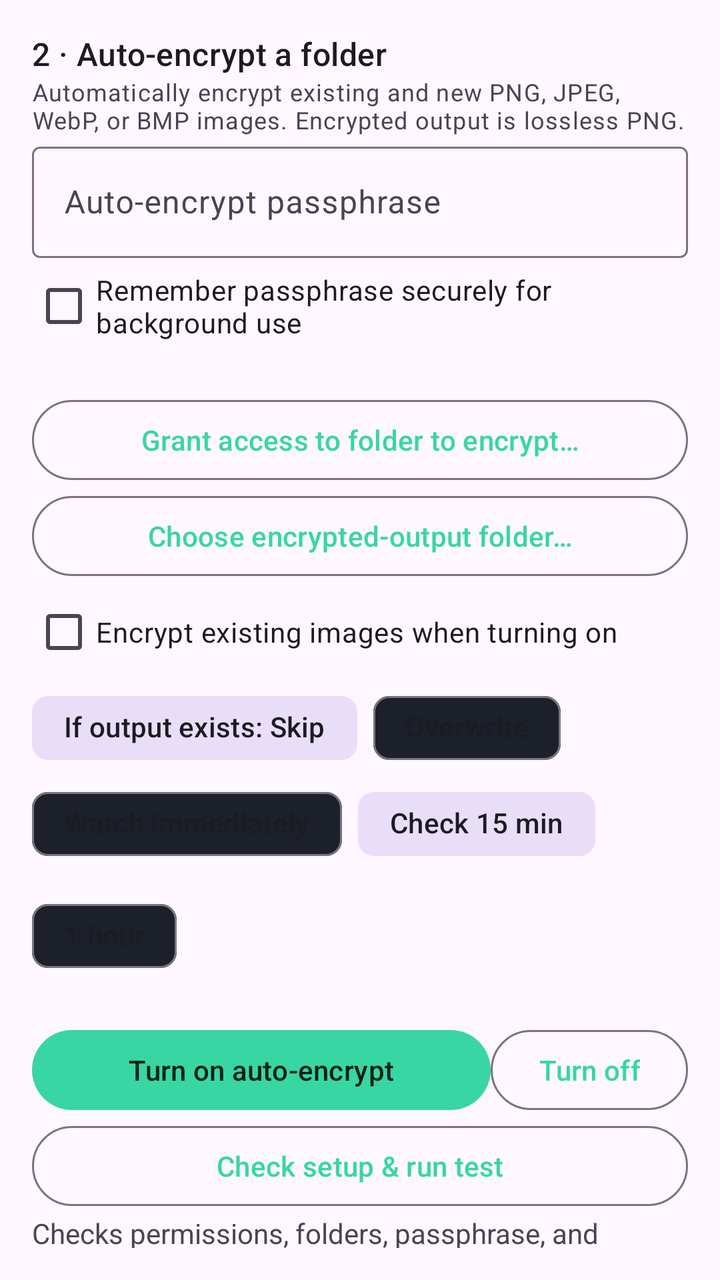
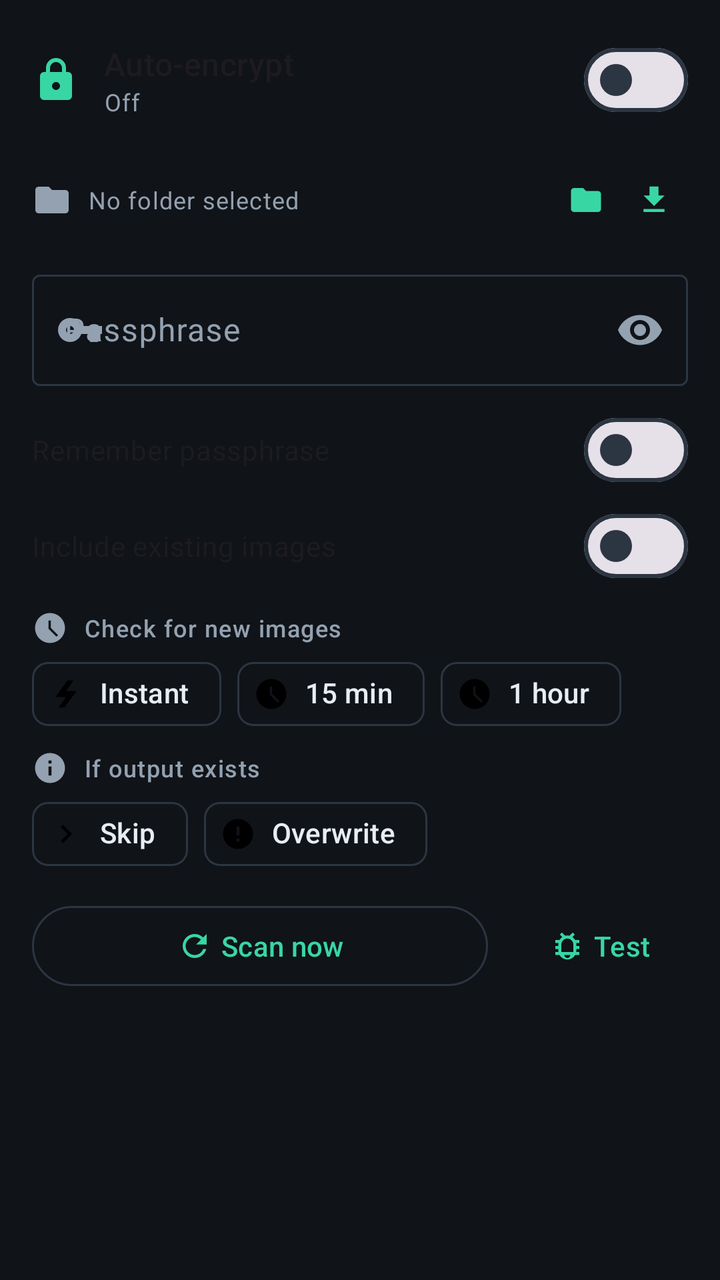

Two renders of the same Android screen: before a commit and after it. Below are the layout's source before the change and the commit's diff.
<!-- AndroidManifest.xml: application theme Theme.OptiCipher -->
<!-- res/layout/watch_encrypt.xml -->
<LinearLayout xmlns:android="http://schemas.android.com/apk/res/android" xmlns:app="http://schemas.android.com/apk/res-auto" android:layout_width="match_parent" android:layout_height="wrap_content" android:orientation="vertical" android:padding="16dp">
    <TextView android:text="2 · Auto-encrypt a folder" android:textAppearance="?attr/textAppearanceTitleMedium" android:layout_width="wrap_content" android:layout_height="wrap_content" />
    <TextView android:text="Automatically encrypt existing and new PNG, JPEG, WebP, or BMP images. Encrypted output is lossless PNG." android:textAppearance="?attr/textAppearanceBodySmall" android:layout_width="wrap_content" android:layout_height="wrap_content" />
    <com.google.android.material.textfield.TextInputLayout android:hint="Auto-encrypt passphrase" android:layout_width="match_parent" android:layout_height="wrap_content"><com.google.android.material.textfield.TextInputEditText android:id="@+id/encryptWatchPass" android:inputType="textPassword" android:layout_width="match_parent" android:layout_height="wrap_content" /></com.google.android.material.textfield.TextInputLayout>
    <com.google.android.material.checkbox.MaterialCheckBox android:id="@+id/encryptWatchRemember" android:text="Remember passphrase securely for background use" android:layout_width="wrap_content" android:layout_height="wrap_content" />
    <TextView android:id="@+id/encryptWatchFolders" android:layout_width="wrap_content" android:layout_height="wrap_content" />
    <com.google.android.material.button.MaterialButton android:id="@+id/encryptWatchFolderBtn" style="?attr/materialButtonOutlinedStyle" android:text="Grant access to folder to encrypt…" android:layout_width="match_parent" android:layout_height="wrap_content" />
    <com.google.android.material.button.MaterialButton android:id="@+id/encryptWatchOutputBtn" style="?attr/materialButtonOutlinedStyle" android:text="Choose encrypted-output folder…" android:layout_width="match_parent" android:layout_height="wrap_content" />
    <com.google.android.material.checkbox.MaterialCheckBox android:id="@+id/encryptExisting" android:text="Encrypt existing images when turning on" android:layout_width="wrap_content" android:layout_height="wrap_content" />
    <com.google.android.material.chip.ChipGroup android:id="@+id/encryptConflictGroup" app:singleSelection="true" android:layout_width="wrap_content" android:layout_height="wrap_content"><com.google.android.material.chip.Chip android:id="@+id/encryptSkip" android:text="If output exists: Skip" android:checkable="true" android:checked="true" android:layout_width="wrap_content" android:layout_height="wrap_content" /><com.google.android.material.chip.Chip android:id="@+id/encryptOverwrite" android:text="Overwrite" android:checkable="true" android:layout_width="wrap_content" android:layout_height="wrap_content" /></com.google.android.material.chip.ChipGroup>
    <com.google.android.material.chip.ChipGroup android:id="@+id/encryptIntervalGroup" app:singleSelection="true" android:layout_width="wrap_content" android:layout_height="wrap_content"><com.google.android.material.chip.Chip android:id="@+id/encryptImmediate" android:text="Watch immediately" android:checkable="true" android:layout_width="wrap_content" android:layout_height="wrap_content" /><com.google.android.material.chip.Chip android:id="@+id/encrypt15" android:text="Check 15 min" android:checkable="true" android:checked="true" android:layout_width="wrap_content" android:layout_height="wrap_content" /><com.google.android.material.chip.Chip android:id="@+id/encrypt60" android:text="1 hour" android:checkable="true" android:layout_width="wrap_content" android:layout_height="wrap_content" /></com.google.android.material.chip.ChipGroup>
    <TextView android:id="@+id/encryptWatchStatus" android:layout_width="wrap_content" android:layout_height="wrap_content" />
    <LinearLayout android:layout_width="match_parent" android:layout_height="wrap_content" android:orientation="horizontal"><com.google.android.material.button.MaterialButton android:id="@+id/encryptWatchStart" android:text="Turn on auto-encrypt" android:layout_width="0dp" android:layout_height="wrap_content" android:layout_weight="1" /><com.google.android.material.button.MaterialButton android:id="@+id/encryptWatchStop" style="?attr/materialButtonOutlinedStyle" android:text="Turn off" android:layout_width="wrap_content" android:layout_height="wrap_content" /></LinearLayout>
    <com.google.android.material.button.MaterialButton android:id="@+id/encryptCheckBtn" style="?attr/materialButtonOutlinedStyle" android:text="Check setup &amp; run test" android:layout_width="match_parent" android:layout_height="wrap_content" />
    <TextView android:id="@+id/encryptCheckStatus" android:text="Checks permissions, folders, passphrase, and crypto." android:layout_width="wrap_content" android:layout_height="wrap_content" />
</LinearLayout>
<!-- resources referenced by this layout -->
<resources>
  <style name="Theme.OptiCipher" parent="Theme.Material3.DayNight.NoActionBar">
          <item name="colorPrimary">@color/brand_accent</item>
          <item name="colorOnPrimary">@color/brand_on_accent</item>
          <item name="colorPrimaryContainer">#1C3A31</item>
          <item name="colorOnPrimaryContainer">#38D6A3</item>
          <item name="colorSecondary">@color/brand_accent</item>
          <item name="colorSurface">@color/brand_surface</item>
          <item name="android:statusBarColor">?attr/colorSurface</item>
          <item name="android:navigationBarColor">?attr/colorSurface</item>
      </style>
  <!-- unchanged entries left out for length: 3 -->
</resources>

<!-- the commit's change to res/layout/watch_encrypt.xml (unified diff, before → after) -->
@@ -1,16 +1,269 @@
-<LinearLayout xmlns:android="http://schemas.android.com/apk/res/android" xmlns:app="http://schemas.android.com/apk/res-auto" android:layout_width="match_parent" android:layout_height="wrap_content" android:orientation="vertical" android:padding="16dp">
-    <TextView android:text="2 · Auto-encrypt a folder" android:textAppearance="?attr/textAppearanceTitleMedium" android:layout_width="wrap_content" android:layout_height="wrap_content" />
-    <TextView android:text="Automatically encrypt existing and new PNG, JPEG, WebP, or BMP images. Encrypted output is lossless PNG." android:textAppearance="?attr/textAppearanceBodySmall" android:layout_width="wrap_content" android:layout_height="wrap_content" />
-    <com.google.android.material.textfield.TextInputLayout android:hint="Auto-encrypt passphrase" android:layout_width="match_parent" android:layout_height="wrap_content"><com.google.android.material.textfield.TextInputEditText android:id="@+id/encryptWatchPass" android:inputType="textPassword" android:layout_width="match_parent" android:layout_height="wrap_content" /></com.google.android.material.textfield.TextInputLayout>
-    <com.google.android.material.checkbox.MaterialCheckBox android:id="@+id/encryptWatchRemember" android:text="Remember passphrase securely for background use" android:layout_width="wrap_content" android:layout_height="wrap_content" />
-    <TextView android:id="@+id/encryptWatchFolders" android:layout_width="wrap_content" android:layout_height="wrap_content" />
-    <com.google.android.material.button.MaterialButton android:id="@+id/encryptWatchFolderBtn" style="?attr/materialButtonOutlinedStyle" android:text="Grant access to folder to encrypt…" android:layout_width="match_parent" android:layout_height="wrap_content" />
-    <com.google.android.material.button.MaterialButton android:id="@+id/encryptWatchOutputBtn" style="?attr/materialButtonOutlinedStyle" android:text="Choose encrypted-output folder…" android:layout_width="match_parent" android:layout_height="wrap_content" />
-    <com.google.android.material.checkbox.MaterialCheckBox android:id="@+id/encryptExisting" android:text="Encrypt existing images when turning on" android:layout_width="wrap_content" android:layout_height="wrap_content" />
-    <com.google.android.material.chip.ChipGroup android:id="@+id/encryptConflictGroup" app:singleSelection="true" android:layout_width="wrap_content" android:layout_height="wrap_content"><com.google.android.material.chip.Chip android:id="@+id/encryptSkip" android:text="If output exists: Skip" android:checkable="true" android:checked="true" android:layout_width="wrap_content" android:layout_height="wrap_content" /><com.google.android.material.chip.Chip android:id="@+id/encryptOverwrite" android:text="Overwrite" android:checkable="true" android:layout_width="wrap_content" android:layout_height="wrap_content" /></com.google.android.material.chip.ChipGroup>
-    <com.google.android.material.chip.ChipGroup android:id="@+id/encryptIntervalGroup" app:singleSelection="true" android:layout_width="wrap_content" android:layout_height="wrap_content"><com.google.android.material.chip.Chip android:id="@+id/encryptImmediate" android:text="Watch immediately" android:checkable="true" android:layout_width="wrap_content" android:layout_height="wrap_content" /><com.google.android.material.chip.Chip android:id="@+id/encrypt15" android:text="Check 15 min" android:checkable="true" android:checked="true" android:layout_width="wrap_content" android:layout_height="wrap_content" /><com.google.android.material.chip.Chip android:id="@+id/encrypt60" android:text="1 hour" android:checkable="true" android:layout_width="wrap_content" android:layout_height="wrap_content" /></com.google.android.material.chip.ChipGroup>
-    <TextView android:id="@+id/encryptWatchStatus" android:layout_width="wrap_content" android:layout_height="wrap_content" />
-    <LinearLayout android:layout_width="match_parent" android:layout_height="wrap_content" android:orientation="horizontal"><com.google.android.material.button.MaterialButton android:id="@+id/encryptWatchStart" android:text="Turn on auto-encrypt" android:layout_width="0dp" android:layout_height="wrap_content" android:layout_weight="1" /><com.google.android.material.button.MaterialButton android:id="@+id/encryptWatchStop" style="?attr/materialButtonOutlinedStyle" android:text="Turn off" android:layout_width="wrap_content" android:layout_height="wrap_content" /></LinearLayout>
-    <com.google.android.material.button.MaterialButton android:id="@+id/encryptCheckBtn" style="?attr/materialButtonOutlinedStyle" android:text="Check setup &amp; run test" android:layout_width="match_parent" android:layout_height="wrap_content" />
-    <TextView android:id="@+id/encryptCheckStatus" android:text="Checks permissions, folders, passphrase, and crypto." android:layout_width="wrap_content" android:layout_height="wrap_content" />
+<?xml version="1.0" encoding="utf-8"?>
+<LinearLayout xmlns:android="http://schemas.android.com/apk/res/android"
+    xmlns:app="http://schemas.android.com/apk/res-auto"
+    android:layout_width="match_parent"
+    android:layout_height="wrap_content"
+    android:orientation="vertical"
+    android:padding="16dp">
+
+    <LinearLayout
+        android:layout_width="match_parent"
+        android:layout_height="wrap_content"
+        android:gravity="center_vertical"
+        android:orientation="horizontal">
+
+        <ImageView
+            android:layout_width="24dp"
+            android:layout_height="24dp"
+            android:contentDescription="@null"
+            android:src="@drawable/ic_lock"
+            app:tint="@color/brand_accent" />
+
+        <LinearLayout
+            android:layout_width="0dp"
+            android:layout_height="wrap_content"
+            android:layout_marginStart="12dp"
+            android:layout_weight="1"
+            android:orientation="vertical">
+
+            <TextView
+                android:layout_width="wrap_content"
+                android:layout_height="wrap_content"
+                android:text="Auto-encrypt"
+                android:textAppearance="?attr/textAppearanceTitleMedium" />
+
+            <TextView
+                android:id="@+id/encryptWatchStatus"
+                android:layout_width="wrap_content"
+                android:layout_height="wrap_content"
+                android:text="Off"
+                android:textAppearance="?attr/textAppearanceBodySmall"
+                android:textColor="?attr/colorOnSurfaceVariant" />
+        </LinearLayout>
+
+        <com.google.android.material.materialswitch.MaterialSwitch
+            android:id="@+id/encryptWatchSwitch"
+            android:layout_width="wrap_content"
+            android:layout_height="wrap_content"
+            android:contentDescription="Turn Auto-encrypt on or off" />
+    </LinearLayout>
+
+    <LinearLayout
+        android:layout_width="match_parent"
+        android:layout_height="wrap_content"
+        android:layout_marginTop="12dp"
+        android:gravity="center_vertical"
+        android:orientation="horizontal">
+
+        <ImageView
+            android:layout_width="20dp"
+            android:layout_height="20dp"
+            android:contentDescription="@null"
+            android:src="@drawable/ic_folder"
+            app:tint="@color/brand_muted" />
+
+        <TextView
+            android:id="@+id/encryptWatchFolders"
+            android:layout_width="0dp"
+            android:layout_height="wrap_content"
+            android:layout_marginStart="8dp"
+            android:layout_weight="1"
+            android:ellipsize="end"
+            android:maxLines="2"
+            android:text="No folder selected"
+            android:textAppearance="?attr/textAppearanceBodySmall"
+            android:textColor="?attr/colorOnSurfaceVariant" />
+
+        <com.google.android.material.button.MaterialButton
+            android:id="@+id/encryptWatchFolderBtn"
+            style="@style/Widget.Material3.Button.TextButton"
+            android:layout_width="wrap_content"
+            android:layout_height="wrap_content"
+            android:contentDescription="Choose input folder"
+            android:minWidth="0dp"
+            android:padding="8dp"
+            app:icon="@drawable/ic_folder"
+            app:iconPadding="0dp" />
+
+        <com.google.android.material.button.MaterialButton
+            android:id="@+id/encryptWatchOutputBtn"
+            style="@style/Widget.Material3.Button.TextButton"
+            android:layout_width="wrap_content"
+            android:layout_height="wrap_content"
+            android:contentDescription="Choose output folder"
+            android:minWidth="0dp"
+            android:padding="8dp"
+            app:icon="@drawable/ic_download"
+            app:iconPadding="0dp" />
+    </LinearLayout>
+
+    <com.google.android.material.textfield.TextInputLayout
+        android:layout_width="match_parent"
+        android:layout_height="wrap_content"
+        android:layout_marginTop="8dp"
+        android:hint="Passphrase"
+        app:endIconMode="password_toggle"
+        app:startIconDrawable="@drawable/ic_key">
+
+        <com.google.android.material.textfield.TextInputEditText
+            android:id="@+id/encryptWatchPass"
+            android:layout_width="match_parent"
+            android:layout_height="wrap_content"
+            android:inputType="textPassword" />
+    </com.google.android.material.textfield.TextInputLayout>
+
+    <com.google.android.material.materialswitch.MaterialSwitch
+        android:id="@+id/encryptWatchRemember"
+        android:layout_width="match_parent"
+        android:layout_height="wrap_content"
+        android:layout_marginTop="8dp"
+        android:text="Remember passphrase" />
+
+    <com.google.android.material.materialswitch.MaterialSwitch
+        android:id="@+id/encryptExisting"
+        android:layout_width="match_parent"
+        android:layout_height="wrap_content"
+        android:text="Include existing images" />
+
+    <LinearLayout
+        android:layout_width="match_parent"
+        android:layout_height="wrap_content"
+        android:layout_marginTop="8dp"
+        android:gravity="center_vertical"
+        android:orientation="horizontal">
+
+        <ImageView
+            android:layout_width="18dp"
+            android:layout_height="18dp"
+            android:contentDescription="@null"
+            android:src="@drawable/ic_clock"
+            app:tint="@color/brand_muted" />
+
+        <TextView
+            android:layout_width="wrap_content"
+            android:layout_height="wrap_content"
+            android:layout_marginStart="8dp"
+            android:text="Check for new images"
+            android:textAppearance="?attr/textAppearanceLabelMedium"
+            android:textColor="?attr/colorOnSurfaceVariant" />
+    </LinearLayout>
+
+    <com.google.android.material.chip.ChipGroup
+        android:id="@+id/encryptIntervalGroup"
+        android:layout_width="wrap_content"
+        android:layout_height="wrap_content"
+        app:selectionRequired="true"
+        app:singleSelection="true">
+
+        <com.google.android.material.chip.Chip
+            android:id="@+id/encryptImmediate"
+            android:layout_width="wrap_content"
+            android:layout_height="wrap_content"
+            android:checkable="true"
+            android:text="Instant"
+            app:checkedIconVisible="false"
+            app:chipIcon="@drawable/ic_bolt" />
+
+        <com.google.android.material.chip.Chip
+            android:id="@+id/encrypt15"
+            android:layout_width="wrap_content"
+            android:layout_height="wrap_content"
+            android:checkable="true"
+            android:text="15 min"
+            app:checkedIconVisible="false"
+            app:chipIcon="@drawable/ic_clock" />
+
+        <com.google.android.material.chip.Chip
+            android:id="@+id/encrypt60"
+            android:layout_width="wrap_content"
+            android:layout_height="wrap_content"
+            android:checkable="true"
+            android:text="1 hour"
+            app:checkedIconVisible="false"
+            app:chipIcon="@drawable/ic_clock" />
+    </com.google.android.material.chip.ChipGroup>
+
+    <LinearLayout
+        android:layout_width="match_parent"
+        android:layout_height="wrap_content"
+        android:layout_marginTop="4dp"
+        android:gravity="center_vertical"
+        android:orientation="horizontal">
+
+        <ImageView
+            android:layout_width="18dp"
+            android:layout_height="18dp"
+            android:contentDescription="@null"
+            android:src="@drawable/ic_info"
+            app:tint="@color/brand_muted" />
+
+        <TextView
+            android:layout_width="wrap_content"
+            android:layout_height="wrap_content"
+            android:layout_marginStart="8dp"
+            android:text="If output exists"
+            android:textAppearance="?attr/textAppearanceLabelMedium"
+            android:textColor="?attr/colorOnSurfaceVariant" />
+    </LinearLayout>
+
+    <com.google.android.material.chip.ChipGroup
+        android:id="@+id/encryptConflictGroup"
+        android:layout_width="wrap_content"
+        android:layout_height="wrap_content"
+        app:selectionRequired="true"
+        app:singleSelection="true">
+
+        <com.google.android.material.chip.Chip
+            android:id="@+id/encryptSkip"
+            android:layout_width="wrap_content"
+            android:layout_height="wrap_content"
+            android:checkable="true"
+            android:text="Skip"
+            app:checkedIconVisible="false"
+            app:chipIcon="@drawable/ic_chevron_right" />
+
+        <com.google.android.material.chip.Chip
+            android:id="@+id/encryptOverwrite"
+            android:layout_width="wrap_content"
+            android:layout_height="wrap_content"
+            android:checkable="true"
+            android:text="Overwrite"
+            app:checkedIconVisible="false"
+            app:chipIcon="@drawable/ic_error" />
+    </com.google.android.material.chip.ChipGroup>
+
+    <LinearLayout
+        android:layout_width="match_parent"
+        android:layout_height="wrap_content"
+        android:layout_marginTop="8dp"
+        android:orientation="horizontal">
+
+        <com.google.android.material.button.MaterialButton
+            android:id="@+id/encryptScanNow"
+            style="?attr/materialButtonOutlinedStyle"
+            android:layout_width="0dp"
+            android:layout_height="wrap_content"
+            android:layout_marginEnd="6dp"
+            android:layout_weight="1"
+            android:text="Scan now"
+            app:icon="@drawable/ic_refresh"
+            app:iconGravity="textStart" />
+
+        <com.google.android.material.button.MaterialButton
+            android:id="@+id/encryptCheckBtn"
+            style="@style/Widget.Material3.Button.TextButton"
+            android:layout_width="wrap_content"
+            android:layout_height="wrap_content"
+            android:layout_marginStart="6dp"
+            android:text="Test"
+            app:icon="@drawable/ic_bug"
+            app:iconGravity="textStart" />
+    </LinearLayout>
+
+    <TextView
+        android:id="@+id/encryptCheckStatus"
+        android:layout_width="match_parent"
+        android:layout_height="wrap_content"
+        android:textAppearance="?attr/textAppearanceBodySmall"
+        android:textColor="?attr/colorOnSurfaceVariant" />
 </LinearLayout>
<!-- resource entries referenced after the edit -->
@@ -1,15 +1,118 @@
 <!-- resources referenced by this layout -->
 <resources>
+  <color name="brand_muted">#93A1B0</color>
+  <!-- drawable ic_bolt (drawable) -->
+  <vector xmlns:android="http://schemas.android.com/apk/res/android"
+      android:width="24dp"
+      android:height="24dp"
+      android:viewportWidth="24"
+      android:viewportHeight="24">
+      <path android:fillColor="#FF000000" android:pathData="M11,21H7L12,14H5L13,3H17L12,10H19L11,21Z" />
+  </vector>
+  <!-- drawable ic_bug (drawable) -->
+  <vector xmlns:android="http://schemas.android.com/apk/res/android"
+      android:width="24dp"
+      android:height="24dp"
+      android:viewportWidth="24"
+      android:viewportHeight="24">
+      <path android:fillColor="#FF000000" android:pathData="M20,8H17.19C16.74,7.22 16.12,6.55 15.37,6.04L17,4.41L15.59,3L13.42,5.17C12.96,5.06 12.5,5 12,5C11.5,5 11.04,5.06 10.59,5.17L8.41,3L7,4.41L8.62,6.04C7.88,6.55 7.26,7.22 6.81,8H4V10H6.09C6.04,10.33 6,10.66 6,11V12H4V14H6V15C6,15.34 6.04,15.67 6.09,16H4V18H6.81C7.85,19.79 9.78,21 12,21C14.22,21 16.15,19.79 17.19,18H20V16H17.91C17.96,15.67 18,15.34 18,15V14H20V12H18V11C18,10.66 17.96,10.33 17.91,10H20V8M12,20C10.9,20 10,19.1 10,18H14C14,19.1 13.1,20 12,20M16,16H8V11A4,4 0 0,1 12,7A4,4 0 0,1 16,11V16Z" />
+  </vector>
+  <!-- drawable ic_chevron_right (drawable) -->
+  <vector xmlns:android="http://schemas.android.com/apk/res/android"
+      android:width="24dp"
+      android:height="24dp"
+      android:viewportWidth="24"
+      android:viewportHeight="24">
+      <path android:fillColor="#FF000000" android:pathData="M8.59,16.58L13.17,12L8.59,7.41L10,6L16,12L10,18L8.59,16.58Z" />
+  </vector>
+  <!-- drawable ic_clock (drawable) -->
+  <vector xmlns:android="http://schemas.android.com/apk/res/android"
+      android:width="24dp"
+      android:height="24dp"
+      android:viewportWidth="24"
+      android:viewportHeight="24">
+      <path android:fillColor="#FF000000" android:pathData="M12,2A10,10 0 0,0 2,12A10,10 0 0,0 12,22A10,10 0 0,0 22,12A10,10 0 0,0 12,2M16.24,17.76L11,12.5V7H12.5V11.88L17.42,16.8L16.24,17.76Z" />
+  </vector>
+  <!-- drawable ic_download (drawable) -->
+  <vector xmlns:android="http://schemas.android.com/apk/res/android"
+      android:width="24dp"
+      android:height="24dp"
+      android:viewportWidth="24"
+      android:viewportHeight="24">
+      <path android:fillColor="#FF000000" android:pathData="M5,20H19V18H5M19,9H15V3H9V9H5L12,16L19,9Z" />
+  </vector>
+  <!-- drawable ic_error (drawable) -->
+  <vector xmlns:android="http://schemas.android.com/apk/res/android"
+      android:width="24dp"
+      android:height="24dp"
+      android:viewportWidth="24"
+      android:viewportHeight="24">
+      <path android:fillColor="#FF000000" android:pathData="M13,13H11V7H13M13,17H11V15H13M12,2A10,10 0 0,0 2,12A10,10 0 0,0 12,22A10,10 0 0,0 22,12A10,10 0 0,0 12,2Z" />
+  </vector>
+  <!-- drawable ic_folder (drawable) -->
+  <vector xmlns:android="http://schemas.android.com/apk/res/android"
+      android:width="24dp"
+      android:height="24dp"
+      android:viewportWidth="24"
+      android:viewportHeight="24">
+      <path android:fillColor="#FF000000" android:pathData="M10,4H4C2.89,4 2,4.89 2,6V18A2,2 0 0,0 4,20H20A2,2 0 0,0 22,18V8C22,6.89 21.1,6 20,6H12L10,4Z" />
+  </vector>
+  <!-- drawable ic_info (drawable) -->
+  <vector xmlns:android="http://schemas.android.com/apk/res/android"
+      android:width="24dp"
+      android:height="24dp"
+      android:viewportWidth="24"
+      android:viewportHeight="24">
+      <path android:fillColor="#FF000000" android:pathData="M13,9H11V7H13M13,17H11V11H13M12,2A10,10 0 0,0 2,12A10,10 0 0,0 12,22A10,10 0 0,0 22,12A10,10 0 0,0 12,2Z" />
+  </vector>
+  <!-- drawable ic_key (drawable) -->
+  <vector xmlns:android="http://schemas.android.com/apk/res/android"
+      android:width="24dp"
+      android:height="24dp"
+      android:viewportWidth="24"
+      android:viewportHeight="24">
+      <path android:fillColor="#FF000000" android:pathData="M7,14A2,2 0 0,1 5,12A2,2 0 0,1 7,10A2,2 0 0,1 9,12A2,2 0 0,1 7,14M12.65,10C11.83,7.67 9.61,6 7,6A6,6 0 0,0 1,12A6,6 0 0,0 7,18C9.61,18 11.83,16.33 12.65,14H17V18H21V14H23V10H12.65Z" />
+  </vector>
+  <!-- drawable ic_lock (drawable) -->
+  <vector xmlns:android="http://schemas.android.com/apk/res/android"
+      android:width="24dp"
+      android:height="24dp"
+      android:viewportWidth="24"
+      android:viewportHeight="24">
+      <path android:fillColor="#FF000000" android:pathData="M12,17A2,2 0 0,0 14,15C14,13.89 13.1,13 12,13A2,2 0 0,0 10,15A2,2 0 0,0 12,17M18,8A2,2 0 0,1 20,10V20A2,2 0 0,1 18,22H6A2,2 0 0,1 4,20V10A2,2 0 0,1 6,8H7V6A5,5 0 0,1 12,1A5,5 0 0,1 17,6V8H18M12,3A3,3 0 0,0 9,6V8H15V6A3,3 0 0,0 12,3Z" />
+  </vector>
+  <!-- drawable ic_refresh (drawable) -->
+  <vector xmlns:android="http://schemas.android.com/apk/res/android"
+      android:width="24dp"
+      android:height="24dp"
+      android:viewportWidth="24"
+      android:viewportHeight="24">
+      <path android:fillColor="#FF000000" android:pathData="M17.65,6.35C16.2,4.9 14.21,4 12,4A8,8 0 0,0 4,12A8,8 0 0,0 12,20C15.73,20 18.84,17.45 19.73,14H17.65C16.83,16.33 14.61,18 12,18A6,6 0 0,1 6,12A6,6 0 0,1 12,6C13.66,6 15.14,6.69 16.22,7.78L13,11H20V4L17.65,6.35Z" />
+  </vector>
   <style name="Theme.OptiCipher" parent="Theme.Material3.DayNight.NoActionBar">
           <item name="colorPrimary">@color/brand_accent</item>
           <item name="colorOnPrimary">@color/brand_on_accent</item>
           <item name="colorPrimaryContainer">#1C3A31</item>
-          <item name="colorOnPrimaryContainer">#38D6A3</item>
+          <item name="colorOnPrimaryContainer">@color/brand_accent</item>
           <item name="colorSecondary">@color/brand_accent</item>
-          <item name="colorSurface">@color/brand_surface</item>
-          <item name="android:statusBarColor">?attr/colorSurface</item>
-          <item name="android:navigationBarColor">?attr/colorSurface</item>
+          <item name="colorOnSecondary">@color/brand_on_accent</item>
+          <item name="colorSecondaryContainer">#1C3A31</item>
+          <item name="colorOnSecondaryContainer">@color/brand_accent</item>
+          <item name="colorSurface">@color/brand_bg</item>
+          <item name="colorOnSurface">@color/brand_on_surface</item>
+          <item name="colorSurfaceVariant">@color/brand_surface</item>
+          <item name="colorOnSurfaceVariant">@color/brand_muted</item>
+          <item name="colorOutline">@color/brand_outline</item>
+          <item name="colorError">@color/brand_error</item>
+          <item name="android:windowBackground">@color/brand_bg</item>
+          <item name="android:statusBarColor">@color/brand_bg</item>
+          <item name="android:navigationBarColor">@color/brand_bg</item>
+          <item name="android:windowLightStatusBar">false</item>
       </style>
+  <color name="brand_bg">#101318</color>
+  <color name="brand_on_surface">#E6EDF3</color>
+  <color name="brand_outline">#2C3542</color>
+  <color name="brand_error">#FF6B6B</color>
   <!-- unchanged entries left out for length: 3 -->
 </resources>
 
